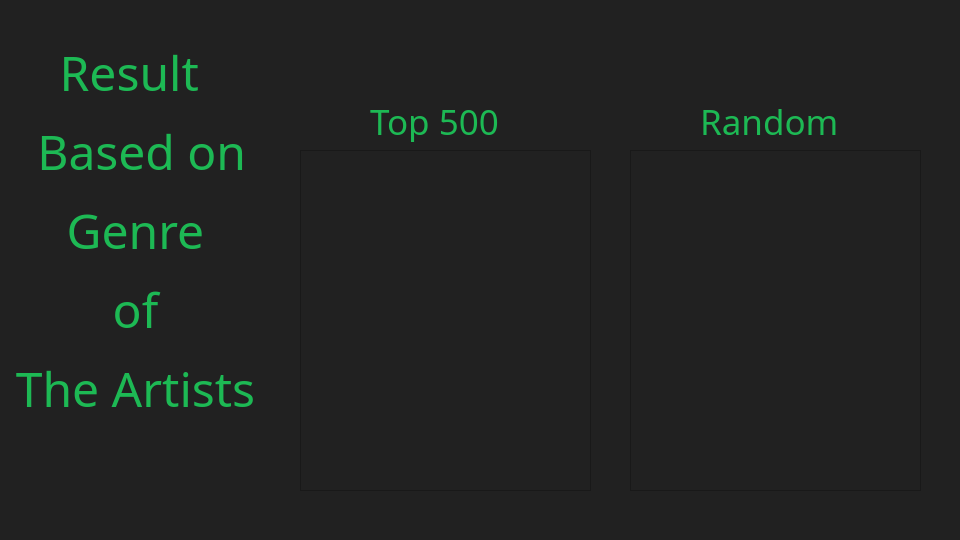
Above: resultwin.ui from samza1100/p3-test before the change. Below: the same form after it.
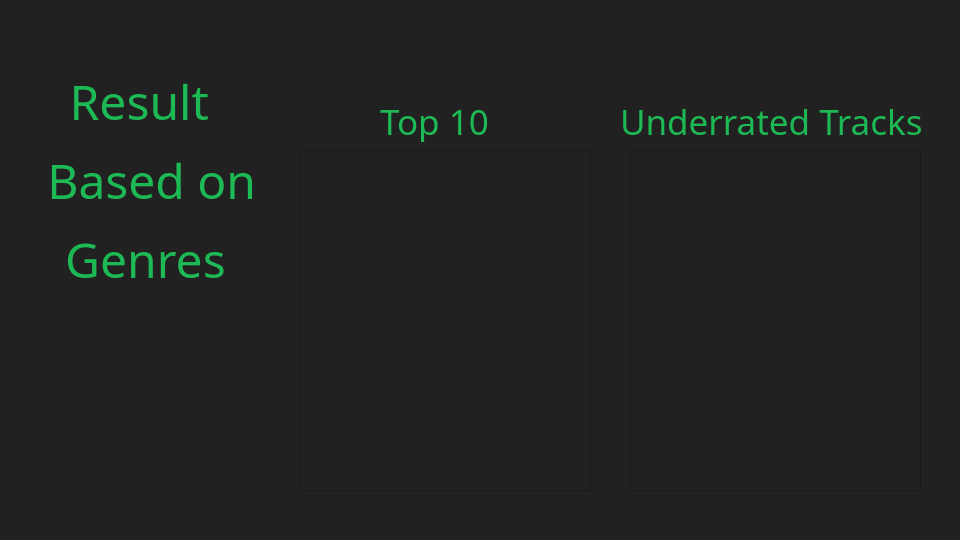
That is the form after the change.

Commit message: changed some text on result page

```diff
--- a/resultwin.ui
+++ b/resultwin.ui
@@ -46,8 +46,8 @@
   <widget class="QLabel" name="label_11">
    <property name="geometry">
     <rect>
-     <x>-10</x>
-     <y>20</y>
+     <x>0</x>
+     <y>-30</y>
      <width>291</width>
      <height>421</height>
     </rect>
@@ -72,15 +72,13 @@
 &lt;/style&gt;&lt;/head&gt;&lt;body style=&quot; font-family:'Century Gothic'; font-size:36pt; font-weight:400; font-style:normal;&quot;&gt;
 &lt;p align=&quot;center&quot; style=&quot; margin-top:12px; margin-bottom:12px; margin-left:0px; margin-right:0px; -qt-block-indent:0; text-indent:0px;&quot;&gt;Result &lt;/p&gt;
 &lt;p align=&quot;center&quot; dir='rtl' style=&quot; margin-top:12px; margin-bottom:12px; margin-left:0px; margin-right:0px; -qt-block-indent:0; text-indent:0px;&quot;&gt;Based on &lt;/p&gt;
-&lt;p align=&quot;center&quot; style=&quot; margin-top:12px; margin-bottom:12px; margin-left:0px; margin-right:0px; -qt-block-indent:0; text-indent:0px;&quot;&gt;Genre&lt;/p&gt;
-&lt;p align=&quot;center&quot; style=&quot; margin-top:12px; margin-bottom:12px; margin-left:0px; margin-right:0px; -qt-block-indent:0; text-indent:0px;&quot;&gt;of&lt;/p&gt;
-&lt;p align=&quot;center&quot; style=&quot; margin-top:12px; margin-bottom:12px; margin-left:0px; margin-right:0px; -qt-block-indent:0; text-indent:0px;&quot;&gt;The Artists&lt;/p&gt;&lt;/body&gt;&lt;/html&gt;</string>
+&lt;p align=&quot;center&quot; style=&quot; margin-top:12px; margin-bottom:12px; margin-left:0px; margin-right:0px; -qt-block-indent:0; text-indent:0px;&quot;&gt;Genres&lt;/p&gt;&lt;/body&gt;&lt;/html&gt;</string>
    </property>
   </widget>
   <widget class="QLabel" name="label_12">
    <property name="geometry">
     <rect>
-     <x>370</x>
+     <x>380</x>
      <y>100</y>
      <width>129</width>
      <height>42</height>
@@ -103,7 +101,7 @@
 background-color: rgba(255, 255, 255, 0);</string>
    </property>
    <property name="text">
-    <string>Top 500</string>
+    <string>Top 10</string>
    </property>
   </widget>
   <widget class="QScrollArea" name="scrollArea2">
@@ -136,9 +134,9 @@
   <widget class="QLabel" name="label_23">
    <property name="geometry">
     <rect>
-     <x>700</x>
+     <x>620</x>
      <y>100</y>
-     <width>145</width>
+     <width>321</width>
      <height>42</height>
     </rect>
    </property>
@@ -159,7 +157,7 @@
 background-color: rgba(255, 255, 255, 0);</string>
    </property>
    <property name="text">
-    <string>Random</string>
+    <string>Underrated Tracks</string>
    </property>
   </widget>
  </widget>
```
